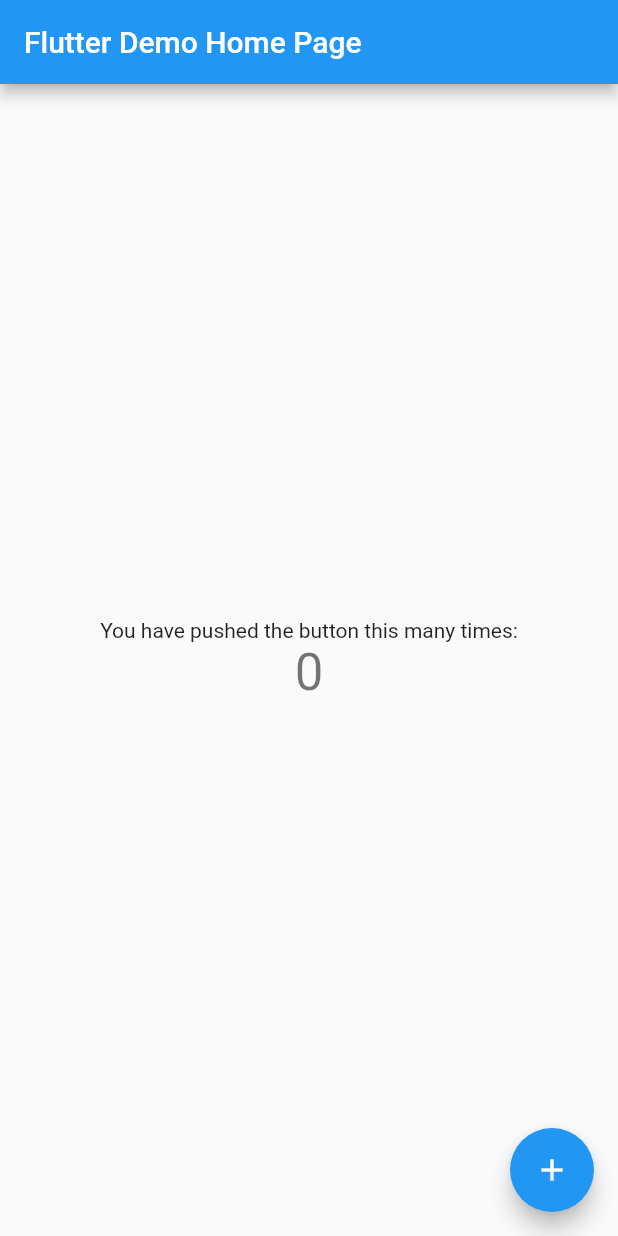
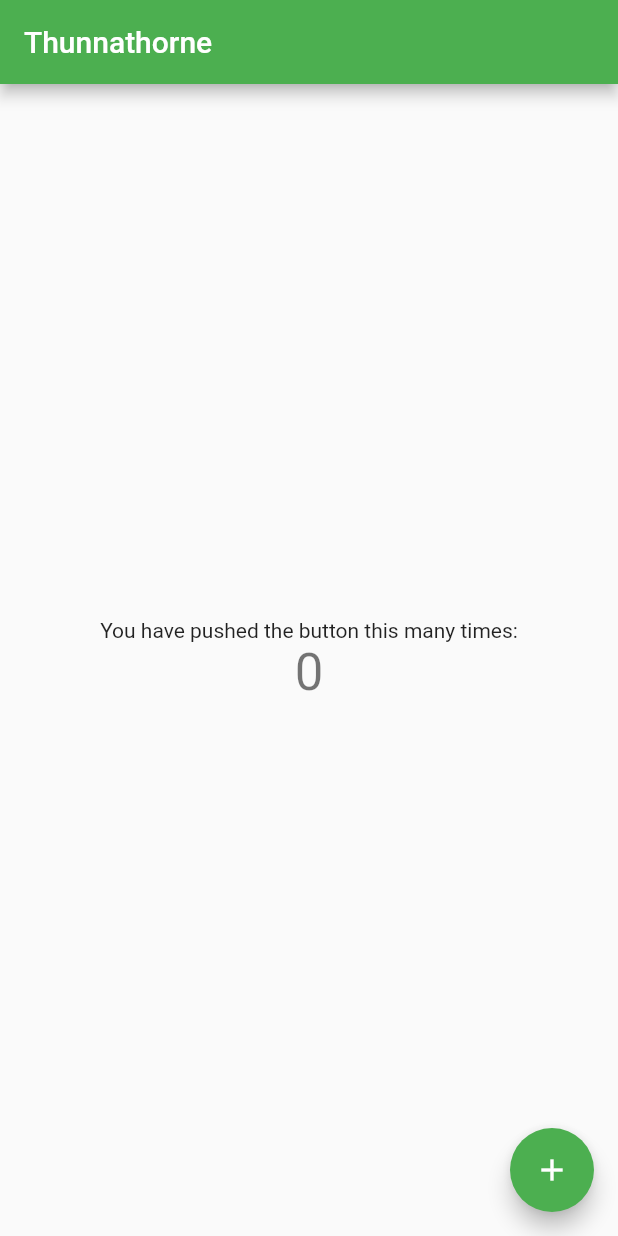
Before and after one commit to atomo15/thunnathorne_resume, a Flutter app: the screen it shows after launch, on a phone screen of 412 x 824 dp. Run offline on Flutter 3.47's test engine with Material 2 defaults, Android fonts, the phone set to English and light mode, and no system bars.

```diff
--- a/Flutter_resume/thunnathorne_resume/lib/main.dart
+++ b/Flutter_resume/thunnathorne_resume/lib/main.dart
@@ -11,35 +11,19 @@ class MyApp extends StatelessWidget {
   @override
   Widget build(BuildContext context) {
     return MaterialApp(
-      title: 'Flutter Demo',
+      title: 'Thunnathorne Resume',
       theme: ThemeData(
-        // This is the theme of your application.
-        //
-        // Try running your application with "flutter run". You'll see the
-        // application has a blue toolbar. Then, without quitting the app, try
-        // changing the primarySwatch below to Colors.green and then invoke
-        // "hot reload" (press "r" in the console where you ran "flutter run",
-        // or simply save your changes to "hot reload" in a Flutter IDE).
-        // Notice that the counter didn't reset back to zero; the application
-        // is not restarted.
-        primarySwatch: Colors.blue,
+
+        primarySwatch: Colors.green,
+
       ),
-      home: const MyHomePage(title: 'Flutter Demo Home Page'),
+      home: const MyHomePage(title: 'Thunnathorne'),
     );
   }
 }
 
 class MyHomePage extends StatefulWidget {
   const MyHomePage({Key? key, required this.title}) : super(key: key);
-
-  // This widget is the home page of your application. It is stateful, meaning
-  // that it has a State object (defined below) that contains fields that affect
-  // how it looks.
-
-  // This class is the configuration for the state. It holds the values (in this
-  // case the title) provided by the parent (in this case the App widget) and
-  // used by the build method of the State. Fields in a Widget subclass are
-  // always marked "final".
 
   final String title;
 
```
Also changed, not shown: 1 other file.
